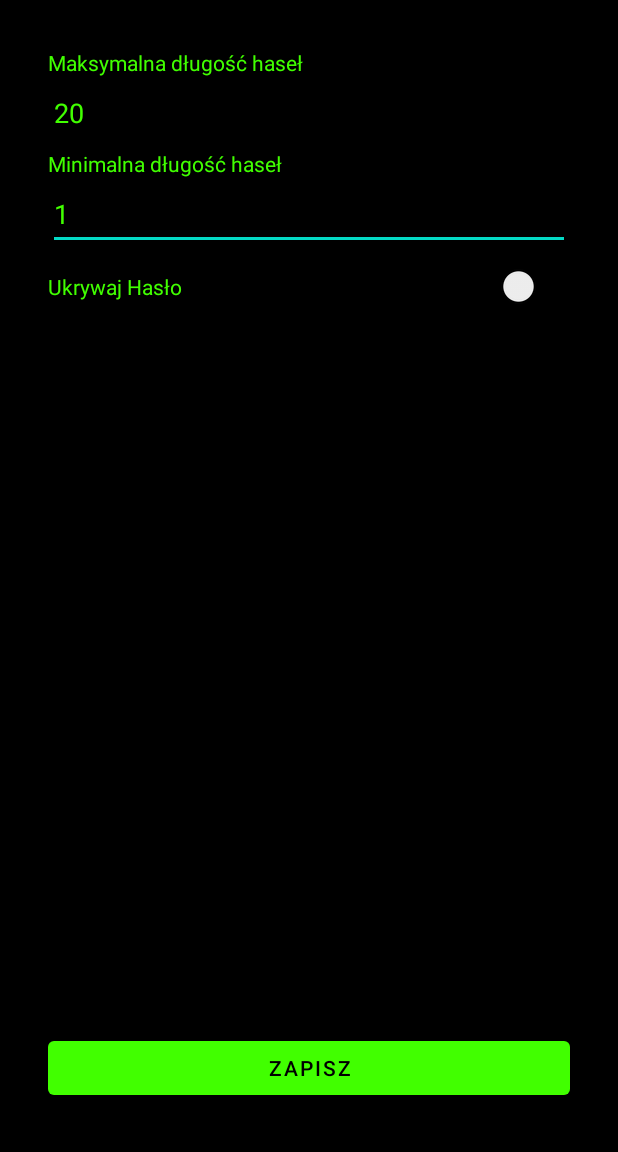
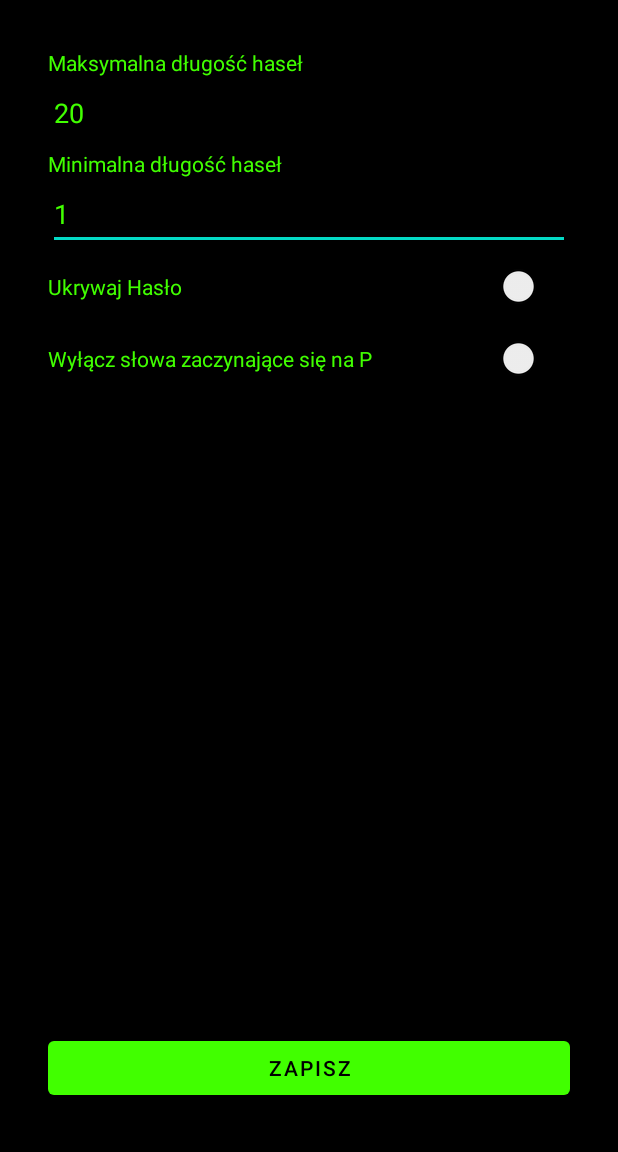
Before and after one commit to 307372/GraNaP, an Android app: the GameActivity screen opened directly, with no data from a screen before it, after a tap on an icon or button, on a phone screen of 412 x 824 dp, the part 84-1236 px from its top. Run offline under Robolectric (Android 15) with nearby library versions, the phone set to English and light mode, and no system bars; 1 other tap on this screen came first.

Commit message:
- Added "reroll words starting with P" option.

```diff
--- a/app/src/main/java/com/example/granap/GameActivity.java
+++ b/app/src/main/java/com/example/granap/GameActivity.java
@@ -1,6 +1,7 @@
 package com.example.granap;
 
 import static com.example.granap.SettingsActivity.HIDE_WORD;
+import static com.example.granap.SettingsActivity.REROLL_WORDS_STARTING_WITH_P;
 import static com.example.granap.SettingsActivity.SHARED_PREFERENCES;
 import static com.example.granap.SettingsActivity.WORD_LENGTH_MAX;
 import static com.example.granap.SettingsActivity.WORD_LENGTH_MIN;
@@ -35,6 +36,7 @@ public class GameActivity extends AppCompatActivity {
     int wordLengthMax;
     int wordLengthMin;
     boolean hideWord;
+    boolean rerollPWords;
 
     CountDownTimer timer = new CountDownTimer(1000, 100) {
         @Override public void onTick(long x) {}
@@ -93,14 +95,11 @@ public class GameActivity extends AppCompatActivity {
     @Override
     public void onResume() {
         super.onResume();
+
         loadSettings();
-        if (hideWord)
-        {
-            setWordInvisible();
-        }
-        else {
-            tvRandomWord.setInputType(InputType.TYPE_CLASS_TEXT);
-        }
+
+        if (hideWord) setWordInvisible();
+        else tvRandomWord.setInputType(InputType.TYPE_CLASS_TEXT);
     }
 
     public void showWordFor1s()
@@ -115,14 +114,20 @@ public class GameActivity extends AppCompatActivity {
         rerollWord();
     }
 
-    public void rerollWord()
+    public String getRandomWord()
     {
         int max = dictionary.length();
         int index = (int) Math.floor(Math.random()*max);
-        tvRandomWord.setText(dictionary.getString(index));
-        if (hideWord) {
-            showWordFor1s();
-        }
+        return dictionary.getString(index);
+    }
+
+    public void rerollWord()
+    {
+        String newWord = getRandomWord();
+        if (rerollPWords) while(newWord.startsWith("p")) newWord = getRandomWord();
+
+        tvRandomWord.setText(newWord);
+        if (hideWord) showWordFor1s();
     }
 
 
@@ -132,6 +137,7 @@ public class GameActivity extends AppCompatActivity {
         wordLengthMax = Integer.parseInt(sharedPreferences.getString(WORD_LENGTH_MAX, "20"));
         wordLengthMin = Integer.parseInt(sharedPreferences.getString(WORD_LENGTH_MIN, "1"));
         hideWord = sharedPreferences.getBoolean(HIDE_WORD, false);
+        rerollPWords = sharedPreferences.getBoolean(REROLL_WORDS_STARTING_WITH_P, false);
     }
 
     public void showSettings(View x)
--- a/app/src/main/java/com/example/granap/SettingsActivity.java
+++ b/app/src/main/java/com/example/granap/SettingsActivity.java
@@ -15,10 +15,12 @@ public class SettingsActivity extends AppCompatActivity {
     public static final String WORD_LENGTH_MAX = "WordLengthMax";
     public static final String WORD_LENGTH_MIN = "WordLengthMin";
     public static final String HIDE_WORD = "HideWord";
+    public static final String REROLL_WORDS_STARTING_WITH_P = "RerollWordsStartingWithP";
 
     EditText iWordLengthMax;
     EditText iWordLengthMin;
     Switch swHideWord;
+    Switch swRerollWordsStartingWithP;
 
     @Override
     protected void onCreate(Bundle savedInstanceState) {
@@ -27,6 +29,7 @@ public class SettingsActivity extends AppCompatActivity {
         iWordLengthMax = findViewById(R.id.iWordLengthMax);
         iWordLengthMin = findViewById(R.id.iWordLengthMin);
         swHideWord = findViewById(R.id.swHideWord);
+        swRerollWordsStartingWithP = findViewById(R.id.swRerollWordsStartingWithP);
 
         loadSettings();
     }
@@ -37,6 +40,7 @@ public class SettingsActivity extends AppCompatActivity {
         iWordLengthMax.setText(sharedPreferences.getString(WORD_LENGTH_MAX, "20"));
         iWordLengthMin.setText(sharedPreferences.getString(WORD_LENGTH_MIN, "1"));
         swHideWord.setChecked(sharedPreferences.getBoolean(HIDE_WORD, false));
+        swRerollWordsStartingWithP.setChecked(sharedPreferences.getBoolean(REROLL_WORDS_STARTING_WITH_P, false));
     }
 
     public void saveSettings()
@@ -47,6 +51,7 @@ public class SettingsActivity extends AppCompatActivity {
         editor.putString(WORD_LENGTH_MAX, iWordLengthMax.getText().toString());
         editor.putString(WORD_LENGTH_MIN, iWordLengthMin.getText().toString());
         editor.putBoolean(HIDE_WORD, swHideWord.isChecked());
+        editor.putBoolean(REROLL_WORDS_STARTING_WITH_P, swRerollWordsStartingWithP.isChecked());
 
         editor.apply();
     }
--- a/app/src/main/res/layout/activity_settings.xml
+++ b/app/src/main/res/layout/activity_settings.xml
@@ -27,6 +27,17 @@
         app:layout_constraintEnd_toStartOf="@+id/swHideWord"
         app:layout_constraintStart_toStartOf="parent"
         app:layout_constraintTop_toBottomOf="@+id/iWordLengthMin" />
+
+    <TextView
+        android:id="@+id/_tvRerollWordsStartingWithP"
+        android:layout_width="0dp"
+        android:layout_height="wrap_content"
+        android:text="Wyłącz słowa zaczynające się na P"
+        android:tooltipText="Przytrzymaj dowolne miejsce na ekranie gry aby hasło stało się widoczne."
+        app:layout_constraintBottom_toBottomOf="@+id/swRerollWordsStartingWithP"
+        app:layout_constraintEnd_toStartOf="@+id/swRerollWordsStartingWithP"
+        app:layout_constraintStart_toStartOf="parent"
+        app:layout_constraintTop_toBottomOf="@+id/swHideWord" />
 
     <EditText
         android:id="@+id/iWordLengthMin"
@@ -79,4 +90,12 @@
         android:minHeight="48dp"
         app:layout_constraintEnd_toEndOf="parent"
         app:layout_constraintTop_toBottomOf="@+id/iWordLengthMin" />
+
+    <Switch
+        android:id="@+id/swRerollWordsStartingWithP"
+        android:layout_width="0dp"
+        android:layout_height="wrap_content"
+        android:minHeight="48dp"
+        app:layout_constraintEnd_toEndOf="parent"
+        app:layout_constraintTop_toBottomOf="@+id/swHideWord" />
 </androidx.constraintlayout.widget.ConstraintLayout>
```
